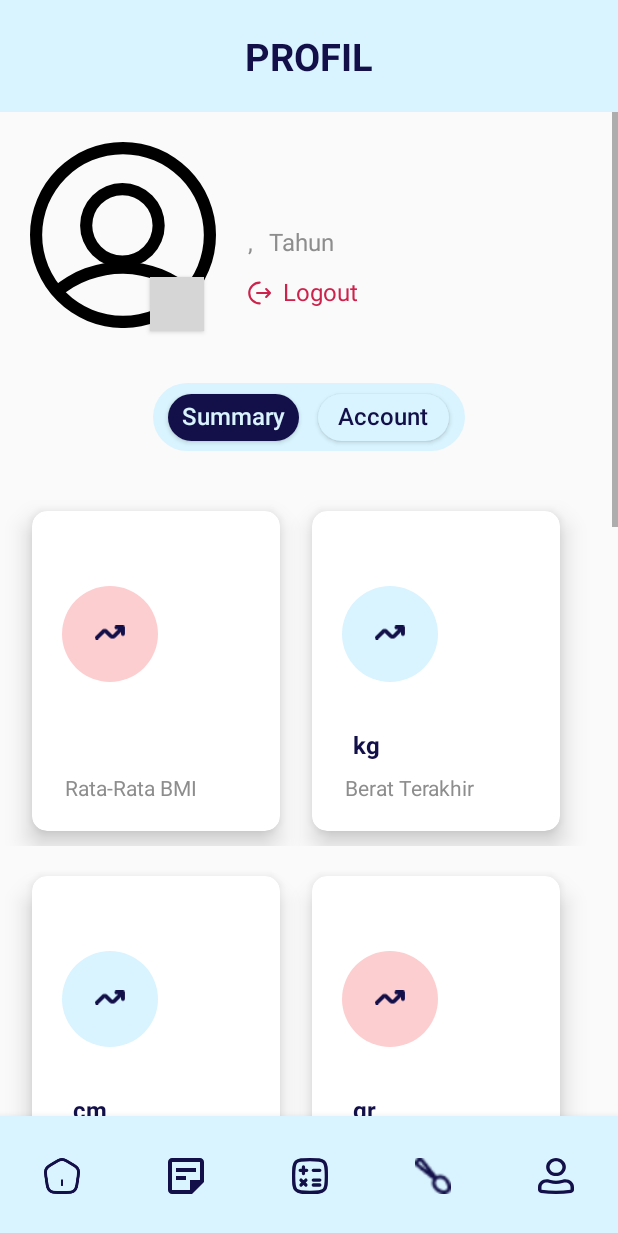
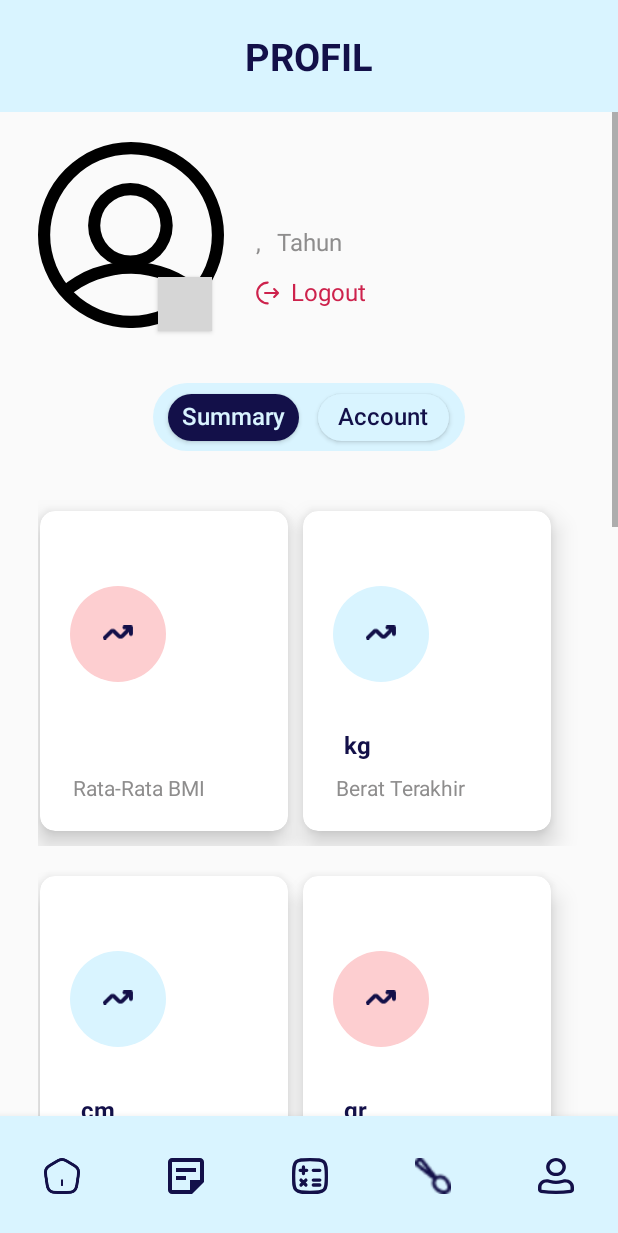
Before and after one commit to Busan24/Foody_Mobile, an Android app: the FiturProfil screen opened directly, with no data from a screen before it, on a phone screen of 412 x 824 dp. Shown: the top 1233 px of the screen. Run offline under Robolectric (Android 15) with nearby library versions, the phone set to English and light mode, and no system bars; 1 statement that could not run was skipped; grey boxes are pictures that could not be loaded.

Commit message:
update layout

```diff
--- a/app/src/main/res/layout/activity_bmi_history.xml
+++ b/app/src/main/res/layout/activity_bmi_history.xml
@@ -20,8 +20,9 @@
             android:layout_marginRight="25dp">
 
             <androidx.recyclerview.widget.RecyclerView
+                android:layout_gravity="center"
                 android:id="@+id/rvbmi_history"
-                android:layout_width="match_parent"
+                android:layout_width="wrap_content"
                 android:layout_height="wrap_content" />
 
         </LinearLayout>
--- a/app/src/main/res/layout/activity_create_catatan.xml
+++ b/app/src/main/res/layout/activity_create_catatan.xml
@@ -6,8 +6,7 @@
     android:layout_height="205dp"
     tools:context=".Create_catatan"
     android:background="@drawable/outline_abu"
-    android:layout_marginTop="20dp"
-    android:layout_marginLeft="25dp">
+    android:layout_marginTop="20dp">
 
     <View
         android:id="@+id/view_seling"
--- a/app/src/main/res/layout/activity_data_makanan.xml
+++ b/app/src/main/res/layout/activity_data_makanan.xml
@@ -467,7 +467,8 @@
             android:paddingLeft="12dp"
             android:id="@+id/back_hal_catatanku"
             android:onClick="kembaliKeMakanan"
-            android:layout_gravity="start|top"/>
+            android:layout_gravity="start|top"
+            android:layout_centerVertical="true"/>
 
         <TextView
             android:id="@+id/text_hs_ctt"
@@ -480,7 +481,8 @@
             android:layout_marginTop="35dp"
             android:layout_centerHorizontal="true"
             android:layout_marginLeft="100dp"
-            android:layout_gravity="start|top"/>
+            android:layout_gravity="start|top"
+            android:layout_centerVertical="true" />
     </RelativeLayout>
 
 </RelativeLayout>
--- a/app/src/main/res/layout/activity_dialog_hapus.xml
+++ b/app/src/main/res/layout/activity_dialog_hapus.xml
@@ -11,7 +11,10 @@
     <LinearLayout
         android:layout_width="match_parent"
         android:layout_height="wrap_content"
-        android:orientation="vertical">
+        android:orientation="vertical"
+        android:layout_centerHorizontal="true"
+        android:layout_marginLeft="12dp"
+        android:layout_marginRight="12dp">
 
         <TextView
             android:layout_marginTop="20dp"
--- a/app/src/main/res/layout/activity_fitur_profil.xml
+++ b/app/src/main/res/layout/activity_fitur_profil.xml
@@ -37,7 +37,9 @@
 
         <RelativeLayout
             android:layout_width="match_parent"
-            android:layout_height="wrap_content">
+            android:layout_height="wrap_content"
+            android:layout_marginLeft="25dp"
+            android:layout_marginRight="25dp">
             <LinearLayout
                 android:layout_width="match_parent"
                 android:layout_height="wrap_content"
@@ -48,8 +50,7 @@
                     android:layout_width="124dp"
                     android:layout_height="124dp"
                     android:background="@drawable/profil_user"
-                    android:layout_marginTop="20dp"
-                    android:layout_marginLeft="20dp"/>
+                    android:layout_marginTop="20dp" />
 
                 <TextView
                     android:id="@+id/nama_user"
@@ -81,7 +82,7 @@
                         android:text=""
                         android:textSize="16dp"
                         android:textColor="@color/abupucet"
-                        android:layout_marginLeft="165dp"
+                        android:layout_marginLeft="145dp"
                         android:layout_marginTop="75dp"/>
                     <TextView
 
@@ -122,7 +123,7 @@
                         android:layout_width="16dp"
                         android:layout_height="16dp"
                         android:background="@drawable/logout_profil"
-                        android:layout_marginLeft="165dp"
+                        android:layout_marginLeft="145dp"
                         android:layout_marginTop="15dp"/>
                     <TextView
                         android:id="@+id/logout_profil"
@@ -183,9 +184,10 @@
 
                         <LinearLayout
                             android:id="@+id/halaman_summary"
-                            android:layout_width="match_parent"
+                            android:layout_width="wrap_content"
                             android:layout_height="wrap_content"
-                            android:orientation="vertical">
+                            android:orientation="vertical"
+                            android:layout_gravity="center">
 
                             <LinearLayout
                                 android:layout_width="match_parent"
@@ -195,8 +197,8 @@
                                 <androidx.cardview.widget.CardView
                                     android:layout_width="165dp"
                                     android:layout_height="213dp"
-                                    android:layout_marginLeft="21dp"
                                     android:layout_marginTop="20dp"
+                                    android:layout_marginLeft="1dp"
                                     android:background="@drawable/outline_abu"
                                     app:cardCornerRadius="10dp"
                                     app:cardElevation="10dp"
@@ -246,7 +248,7 @@
                                 <androidx.cardview.widget.CardView
                                     android:layout_width="165dp"
                                     android:layout_height="213dp"
-                                    android:layout_marginLeft="21dp"
+                                    android:layout_marginLeft="10dp"
                                     android:layout_marginTop="20dp"
                                     android:background="@drawable/outline_abu"
                                     app:cardCornerRadius="10dp"
@@ -320,8 +322,8 @@
                                     android:id="@+id/card_tinggi_terakhir"
                                     android:layout_width="165dp"
                                     android:layout_height="213dp"
-                                    android:layout_marginLeft="21dp"
                                     android:layout_marginTop="20dp"
+                                    android:layout_marginLeft="1dp"
                                     android:background="@drawable/outline_abu"
                                     app:cardCornerRadius="10dp"
                                     app:cardElevation="10dp"
@@ -386,7 +388,7 @@
                                     android:id="@+id/card_fat"
                                     android:layout_width="165dp"
                                     android:layout_height="213dp"
-                                    android:layout_marginLeft="21dp"
+                                    android:layout_marginLeft="10dp"
                                     android:layout_marginTop="20dp"
                                     android:background="@drawable/outline_abu"
                                     app:cardCornerRadius="10dp"
@@ -460,8 +462,8 @@
                                     android:id="@+id/card_karbohidrat"
                                     android:layout_width="165dp"
                                     android:layout_height="213dp"
-                                    android:layout_marginLeft="21dp"
                                     android:layout_marginTop="20dp"
+                                    android:layout_marginLeft="1dp"
                                     android:background="@drawable/outline_abu"
                                     app:cardCornerRadius="10dp"
                                     app:cardElevation="10dp"
@@ -526,7 +528,7 @@
                                     android:id="@+id/card_protein"
                                     android:layout_width="165dp"
                                     android:layout_height="213dp"
-                                    android:layout_marginLeft="21dp"
+                                    android:layout_marginLeft="10dp"
                                     android:layout_marginTop="20dp"
                                     android:background="@drawable/outline_abu"
                                     app:cardCornerRadius="10dp"
@@ -600,8 +602,8 @@
                                     android:id="@+id/card_garam"
                                     android:layout_width="165dp"
                                     android:layout_height="213dp"
-                                    android:layout_marginLeft="21dp"
                                     android:layout_marginTop="20dp"
+                                    android:layout_marginLeft="1dp"
                                     android:background="@drawable/outline_abu"
                                     app:cardCornerRadius="10dp"
                                     app:cardElevation="10dp"
@@ -666,7 +668,7 @@
                                     android:id="@+id/card_gula"
                                     android:layout_width="165dp"
                                     android:layout_height="213dp"
-                                    android:layout_marginLeft="21dp"
+                                    android:layout_marginLeft="10dp"
                                     android:layout_marginTop="20dp"
                                     android:background="@drawable/outline_abu"
                                     app:cardCornerRadius="10dp"
@@ -738,9 +740,9 @@
 
                                 <androidx.cardview.widget.CardView
                                     android:id="@+id/card_bataskarbo"
+                                    android:layout_marginLeft="1dp"
                                     android:layout_width="165dp"
                                     android:layout_height="213dp"
-                                    android:layout_marginLeft="21dp"
                                     android:layout_marginTop="20dp"
                                     android:background="@drawable/outline_abu"
                                     app:cardCornerRadius="10dp"
@@ -806,7 +808,7 @@
                                     android:id="@+id/card_batasprotein"
                                     android:layout_width="165dp"
                                     android:layout_height="213dp"
-                                    android:layout_marginLeft="21dp"
+                                    android:layout_marginLeft="10dp"
                                     android:layout_marginTop="20dp"
                                     android:background="@drawable/outline_abu"
                                     app:cardCornerRadius="10dp"
@@ -879,8 +881,8 @@
                                 <androidx.cardview.widget.CardView
                                     android:id="@+id/card_bataslemak"
                                     android:layout_width="165dp"
+                                    android:layout_marginLeft="1dp"
                                     android:layout_height="213dp"
-                                    android:layout_marginLeft="21dp"
                                     android:layout_marginTop="20dp"
                                     android:background="@drawable/outline_abu"
                                     app:cardCornerRadius="10dp"
@@ -946,7 +948,7 @@
                                     android:id="@+id/card_kebutuhankalori"
                                     android:layout_width="165dp"
                                     android:layout_height="213dp"
-                                    android:layout_marginLeft="21dp"
+                                    android:layout_marginLeft="10dp"
                                     android:layout_marginTop="20dp"
                                     android:background="@drawable/outline_abu"
                                     app:cardCornerRadius="10dp"
@@ -1019,8 +1021,8 @@
                                 <androidx.cardview.widget.CardView
                                     android:id="@+id/card_aktivitas"
                                     android:layout_width="165dp"
+                                    android:layout_marginLeft="1dp"
                                     android:layout_height="213dp"
-                                    android:layout_marginLeft="21dp"
                                     android:layout_marginTop="20dp"
                                     android:background="@drawable/outline_abu"
                                     app:cardCornerRadius="10dp"
@@ -1107,7 +1109,7 @@
                 android:layout_marginTop="110dp"
                 android:drawableLeft="@drawable/edit_profil"
                 android:paddingLeft="10dp"
-                android:layout_marginLeft="100dp"/>
+                android:layout_marginLeft="80dp"/>
 
         </RelativeLayout>
 
--- a/app/src/main/res/layout/activity_switch_akun.xml
+++ b/app/src/main/res/layout/activity_switch_akun.xml
@@ -4,7 +4,6 @@
     xmlns:tools="http://schemas.android.com/tools"
     android:layout_width="341dp"
     android:layout_height="610dp"
-    android:layout_marginLeft="25dp"
     tools:context=".PopupEditProfileActivity"
     android:id="@+id/switch_akun"
     android:background="@drawable/pp_putih">
```
Also changed, not shown: app/src/main/java/com/example/foody/HomeFoodyActivity.java (+10 -0 lines), app/src/main/res/layout/activity_fitur_catatanku.xml (+26 -9 lines), app/src/main/res/layout/activity_hal_awal.xml (+9 -7 lines), app/src/main/res/layout/activity_kalkulator_bmi.xml (+16 -3 lines), app/src/main/res/layout/history_catatanku_perhari.xml (+6 -2 lines), app/src/main/res/layout/home_foody.xml (+16 -1 lines).
